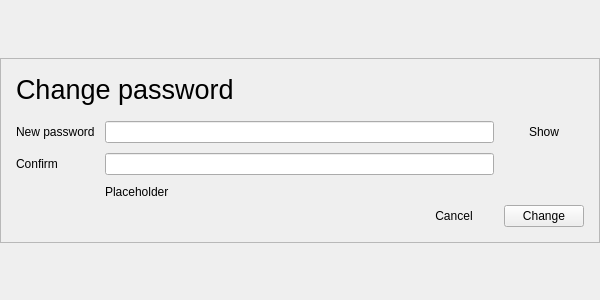
Before: the Qt Designer form src/gui/updatepassword.ui in someretical/TheoreticalDiary, drawn with Qt 5.
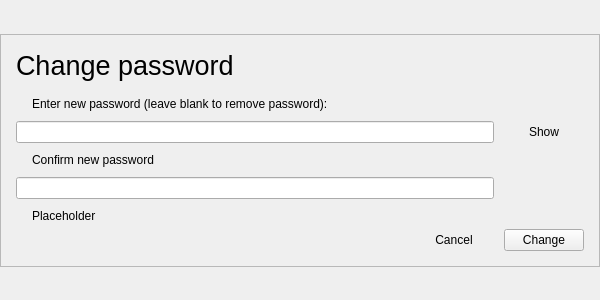
After: the same form once the commit is applied.

Patch:
```diff
--- a/src/gui/updatepassword.ui
+++ b/src/gui/updatepassword.ui
@@ -84,6 +84,9 @@
           <property name="cursor">
            <cursorShape>PointingHandCursor</cursorShape>
           </property>
+          <property name="toolTip">
+           <string>Return to diary menu.</string>
+          </property>
           <property name="text">
            <string>Cancel</string>
           </property>
@@ -97,6 +100,9 @@
           <property name="cursor">
            <cursorShape>PointingHandCursor</cursorShape>
           </property>
+          <property name="toolTip">
+           <string>Update the password.</string>
+          </property>
           <property name="text">
            <string>Change</string>
           </property>
@@ -141,11 +147,14 @@
         <property name="spacing">
          <number>10</number>
         </property>
-        <item row="0" column="2">
+        <item row="1" column="2">
          <widget class="QPushButton" name="show_button">
           <property name="cursor">
            <cursorShape>PointingHandCursor</cursorShape>
           </property>
+          <property name="toolTip">
+           <string>Show both passwords.</string>
+          </property>
           <property name="text">
            <string>Show</string>
           </property>
@@ -154,21 +163,47 @@
           </property>
          </widget>
         </item>
-        <item row="0" column="0">
-         <widget class="QLabel" name="label">
-          <property name="text">
-           <string>New password</string>
-          </property>
-         </widget>
-        </item>
-        <item row="0" column="1">
-         <widget class="QLineEdit" name="password">
-          <property name="echoMode">
-           <enum>QLineEdit::Password</enum>
-          </property>
-         </widget>
-        </item>
         <item row="2" column="1">
+         <widget class="QLabel" name="label_2">
+          <property name="text">
+           <string>Confirm new password</string>
+          </property>
+          <property name="indent">
+           <number>16</number>
+          </property>
+         </widget>
+        </item>
+        <item row="1" column="1">
+         <widget class="QLineEdit" name="password">
+          <property name="maxLength">
+           <number>256</number>
+          </property>
+          <property name="echoMode">
+           <enum>QLineEdit::Password</enum>
+          </property>
+         </widget>
+        </item>
+        <item row="3" column="1">
+         <widget class="QLineEdit" name="password2">
+          <property name="maxLength">
+           <number>256</number>
+          </property>
+          <property name="echoMode">
+           <enum>QLineEdit::Password</enum>
+          </property>
+         </widget>
+        </item>
+        <item row="0" column="1">
+         <widget class="QLabel" name="label">
+          <property name="text">
+           <string>Enter new password (leave blank to remove password):</string>
+          </property>
+          <property name="indent">
+           <number>16</number>
+          </property>
+         </widget>
+        </item>
+        <item row="4" column="1">
          <widget class="QLabel" name="alert_text">
           <property name="font">
            <font>
@@ -178,15 +213,8 @@
           <property name="text">
            <string>Placeholder</string>
           </property>
-         </widget>
-        </item>
-        <item row="1" column="1">
-         <widget class="QLineEdit" name="password2"/>
-        </item>
-        <item row="1" column="0">
-         <widget class="QLabel" name="label_2">
-          <property name="text">
-           <string>Confirm</string>
+          <property name="indent">
+           <number>16</number>
           </property>
          </widget>
         </item>
```
